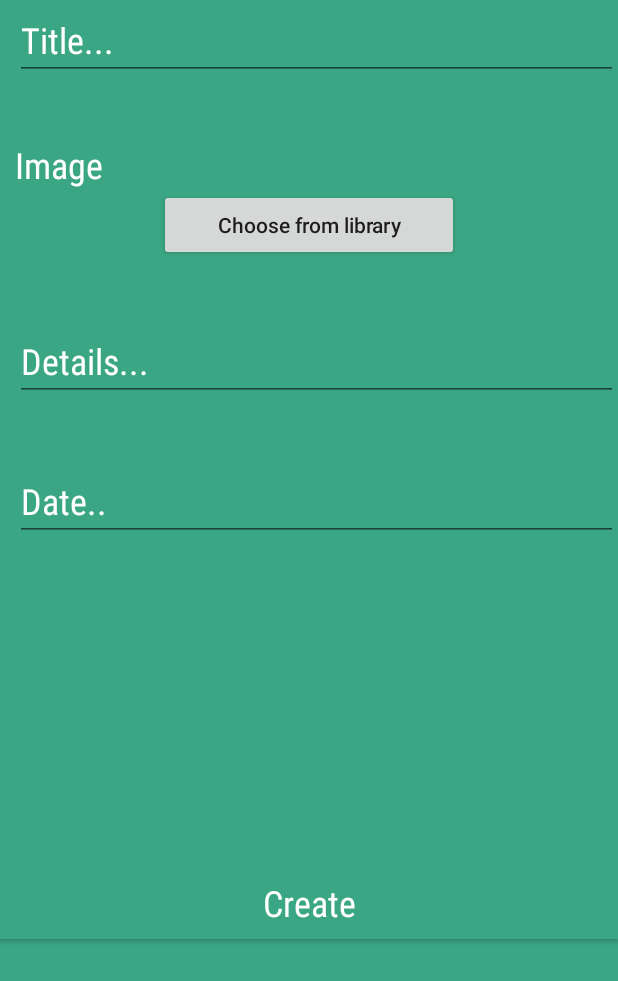
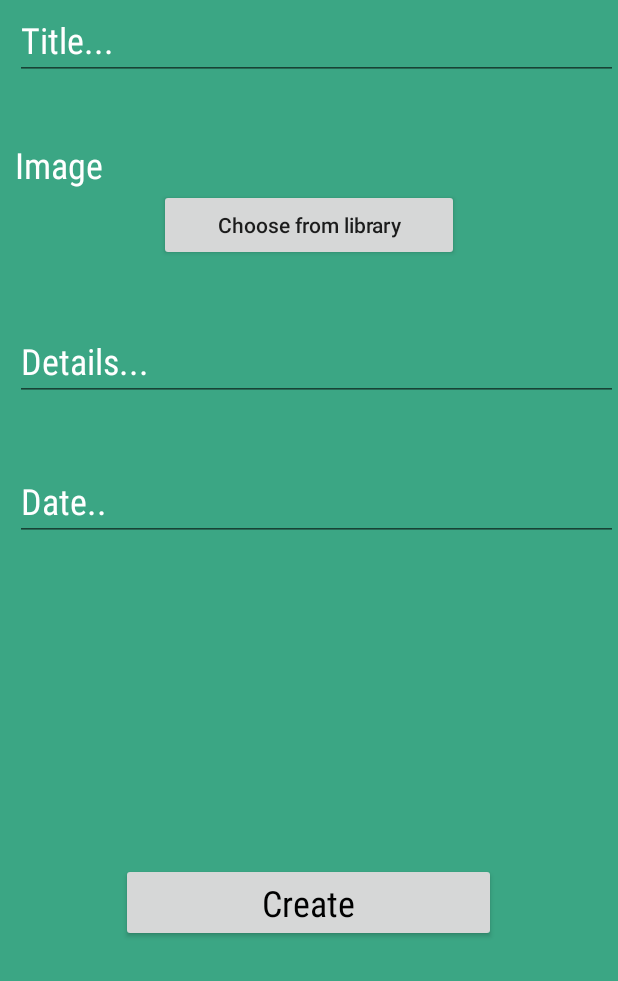
Before and after one commit to reesewahlin/COGS121-AIDS, an Android app: the fragment PromoFormFragment placed in its activity, on a phone screen of 412 x 824 dp. Shown: the top 981 px of the screen. Run offline under Robolectric (Android 15) with nearby library versions, the phone set to English and light mode, and no system bars; 3 statements that could not run were skipped.

Commit message:
basic styling form

```diff
--- a/IxD/app/src/main/res/layout/fragment_promo_form.xml
+++ b/IxD/app/src/main/res/layout/fragment_promo_form.xml
@@ -87,11 +87,10 @@
 
         <Button
             android:id="@+id/b_confirm_promo_form"
-            android:layout_width="match_parent"
+            android:layout_width="250dp"
             android:layout_height="wrap_content"
             android:text="Create"
-            android:textColor="#fff"
-            android:background="#3BA684"
+            android:textColor="#000"
             android:textSize="24dp"
             android:fontFamily="sans-serif-condensed"
             android:layout_gravity="center"
```
